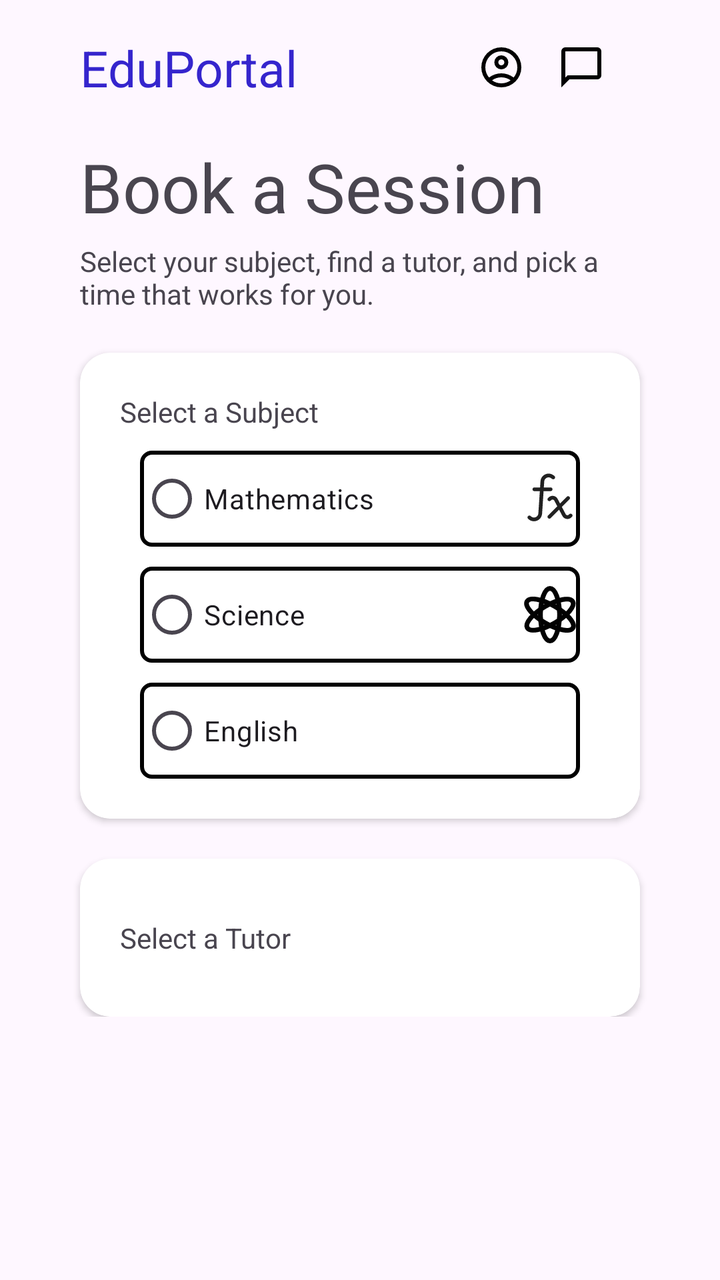
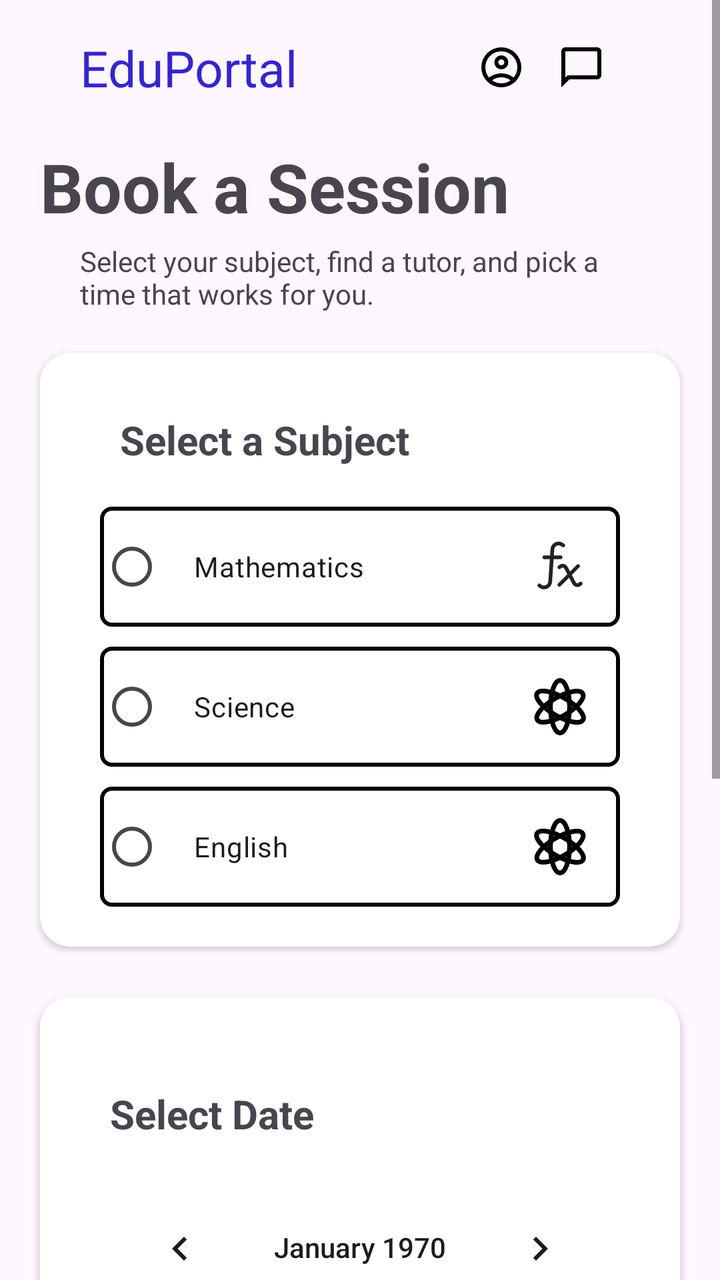

An Android layout rendered at two revisions. The XML below is the earlier revision; the diff shows what the commit changed to produce the second picture.
<!-- AndroidManifest.xml: application theme Theme.MyTutor -->
<!-- res/layout/fragment_booking.xml -->
<?xml version="1.0" encoding="utf-8"?>
<RelativeLayout xmlns:android="http://schemas.android.com/apk/res/android"
    xmlns:tools="http://schemas.android.com/tools"
    android:layout_width="match_parent"
    android:layout_height="match_parent"
    xmlns:app="http://schemas.android.com/apk/res-auto"
    tools:context=".BookingFragment">

    
    <ScrollView
        android:layout_width="match_parent"
        android:layout_height="match_parent">

        <LinearLayout
            android:layout_width="match_parent"
            android:layout_height="match_parent"
            android:orientation="vertical" >
            <LinearLayout
                android:layout_width="match_parent"
                android:layout_height="wrap_content"
                android:layout_marginTop="17dp"
                android:layout_marginHorizontal="40dp"
                android:orientation="horizontal">
                <TextView
                    android:layout_width="wrap_content"
                    android:layout_height="wrap_content"
                    android:textColor="@color/btn"
                    android:text="EduPortal"
                    android:textSize="25sp"/>

                <TextView
                    android:layout_width="wrap_content"
                    android:layout_height="wrap_content"
                    android:textSize="25sp"
                    android:layout_marginStart="90dp"
                    android:drawableLeft="@drawable/outline_account_circle_24"/>
                <TextView
                    android:layout_width="wrap_content"
                    android:layout_height="wrap_content"
                    android:textSize="25sp"
                    android:layout_marginStart="16dp"
                    android:drawableLeft="@drawable/outline_chat_bubble_24"/>
                <TextView
                    android:layout_width="wrap_content"
                    android:layout_height="wrap_content"
                    android:textSize="25sp"
                    android:layout_marginStart="16dp"
                    android:drawableLeft="@drawable/outline_account_circle_24"/>

            </LinearLayout>

            <TextView
                android:layout_width="wrap_content"
                android:layout_height="wrap_content"
                android:layout_marginHorizontal="40dp"
                android:layout_marginTop="20dp"
                android:text="Book a Session"
                android:textSize="34sp" />
            <TextView
                android:layout_width="wrap_content"
                android:layout_height="wrap_content"
                android:layout_marginHorizontal="40dp"
                android:layout_marginTop="5dp"
                android:text="Select your subject, find a tutor, and pick a time that works for you.         "
                android:textSize="14sp" />

            <androidx.cardview.widget.CardView
                android:layout_width="match_parent"
                android:layout_height="wrap_content"
                android:layout_marginHorizontal="40dp"
                app:cardCornerRadius="15dp"
                android:layout_marginTop="20dp">
                <LinearLayout
                    android:layout_width="match_parent"
                    android:layout_height="match_parent"
                    android:orientation="vertical"
                    android:padding="20dp">
                    <TextView
                        android:layout_width="wrap_content"
                        android:layout_height="wrap_content"
                        android:text="Select a Subject"/>

                    <LinearLayout
                        android:layout_width="match_parent"
                        android:layout_height="wrap_content"
                        android:orientation="vertical">

                        <RadioGroup
                            android:layout_width="match_parent"
                            android:layout_height="match_parent" >
                            <RadioButton
                                android:layout_width="match_parent"
                                android:layout_height="wrap_content"
                                android:background="@drawable/boarders"
                                android:drawableRight="@drawable/math_formula_svgrepo_com"
                                android:text="Mathematics"
                                android:layout_marginHorizontal="10dp"
                                android:layout_marginTop="10dp" />
                            <RadioButton
                                android:layout_width="match_parent"
                                android:layout_height="wrap_content"
                                android:background="@drawable/boarders"
                                android:drawableRight="@drawable/science_svgrepo_com"
                                android:text="Science"
                                android:layout_marginHorizontal="10dp"
                                android:layout_marginTop="10dp" />
                            <RadioButton
                                android:layout_width="match_parent"
                                android:layout_height="wrap_content"
                                android:background="@drawable/boarders"
                                android:text="English"
                                android:layout_marginHorizontal="10dp"
                                android:layout_marginTop="10dp" />

                        </RadioGroup>
                    </LinearLayout>

                </LinearLayout>
            </androidx.cardview.widget.CardView>

            <androidx.cardview.widget.CardView
                android:layout_width="match_parent"
                android:layout_height="wrap_content"
                android:layout_marginHorizontal="40dp"
                app:cardCornerRadius="15dp"
                android:layout_marginTop="20dp">
                <LinearLayout
                    android:layout_width="match_parent"
                    android:layout_height="match_parent"
                    android:orientation="vertical"
                    android:padding="20dp">
                    <TextView
                        android:layout_width="wrap_content"
                        android:layout_height="wrap_content"
                        android:layout_marginVertical="10dp"
                        android:text="Select a Tutor"/>

                    <LinearLayout
                        android:layout_width="match_parent"
                        android:layout_height="wrap_content"
                        android:orientation="vertical">

                        <ListView
                            android:layout_width="match_parent"
                            android:layout_height="wrap_content"/>
                    </LinearLayout>

                </LinearLayout>
            </androidx.cardview.widget.CardView>






        </LinearLayout>
    </ScrollView>



</RelativeLayout>
<!-- resources referenced by this layout -->
<resources>
  <color name="btn">#3525CD</color>
  <!-- drawable boarders (drawable) -->
  <?xml version="1.0" encoding="utf-8"?>
  <shape xmlns:android="http://schemas.android.com/apk/res/android"
      android:shape="rectangle">
  
      <solid android:color="@android:color/transparent" />
  
      <stroke
          android:width="2dp"
          android:color="@color/black" />
  
      
      <corners android:radius="5dp" />
  
  </shape>
  <!-- drawable outline_account_circle_24 (drawable) -->
  <vector xmlns:android="http://schemas.android.com/apk/res/android" android:height="24dp" android:tint="#000000" android:viewportHeight="960" android:viewportWidth="960" android:width="24dp">
        
      <path android:fillColor="@android:color/white" android:pathData="M234,684Q285,645 348,622.5Q411,600 480,600Q549,600 612,622.5Q675,645 726,684Q761,643 780.5,591Q800,539 800,480Q800,347 706.5,253.5Q613,160 480,160Q347,160 253.5,253.5Q160,347 160,480Q160,539 179.5,591Q199,643 234,684ZM380.5,479.5Q340,439 340,380Q340,321 380.5,280.5Q421,240 480,240Q539,240 579.5,280.5Q620,321 620,380Q620,439 579.5,479.5Q539,520 480,520Q421,520 380.5,479.5ZM480,880Q397,880 324,848.5Q251,817 197,763Q143,709 111.5,636Q80,563 80,480Q80,397 111.5,324Q143,251 197,197Q251,143 324,111.5Q397,80 480,80Q563,80 636,111.5Q709,143 763,197Q817,251 848.5,324Q880,397 880,480Q880,563 848.5,636Q817,709 763,763Q709,817 636,848.5Q563,880 480,880ZM580,784.5Q627,769 666,740Q627,711 580,695.5Q533,680 480,680Q427,680 380,695.5Q333,711 294,740Q333,769 380,784.5Q427,800 480,800Q533,800 580,784.5ZM523,423Q540,406 540,380Q540,354 523,337Q506,320 480,320Q454,320 437,337Q420,354 420,380Q420,406 437,423Q454,440 480,440Q506,440 523,423ZM480,380Q480,380 480,380Q480,380 480,380Q480,380 480,380Q480,380 480,380Q480,380 480,380Q480,380 480,380Q480,380 480,380Q480,380 480,380ZM480,740Q480,740 480,740Q480,740 480,740Q480,740 480,740Q480,740 480,740Q480,740 480,740Q480,740 480,740Q480,740 480,740Q480,740 480,740Z"/>
      
  </vector>
  <!-- drawable outline_chat_bubble_24 (drawable) -->
  <vector xmlns:android="http://schemas.android.com/apk/res/android" android:height="24dp" android:tint="#000000" android:viewportHeight="960" android:viewportWidth="960" android:width="24dp">
        
      <path android:fillColor="@android:color/white" android:pathData="M80,880L80,160Q80,127 103.5,103.5Q127,80 160,80L800,80Q833,80 856.5,103.5Q880,127 880,160L880,640Q880,673 856.5,696.5Q833,720 800,720L240,720L80,880ZM206,640L800,640Q800,640 800,640Q800,640 800,640L800,160Q800,160 800,160Q800,160 800,160L160,160Q160,160 160,160Q160,160 160,160L160,685L206,640ZM160,640L160,640L160,160Q160,160 160,160Q160,160 160,160L160,160Q160,160 160,160Q160,160 160,160L160,640Q160,640 160,640Q160,640 160,640Z"/>
      
  </vector>
  <!-- drawable science_svgrepo_com (drawable) -->
  <vector xmlns:android="http://schemas.android.com/apk/res/android"
      android:width="30dp"
      android:height="30dp"
      android:viewportWidth="24"
      android:viewportHeight="24">
    <path
        android:pathData="M8.18,12a3.82,10.5 0,1 0,7.64 0a3.82,10.5 0,1 0,-7.64 0z"
        android:strokeWidth="1.91"
        android:fillColor="#00000000"
        android:strokeColor="#020202"/>
    <path
        android:pathData="M10.092,15.306a3.82,10.5 120,1 0,3.82 -6.616a3.82,10.5 120,1 0,-3.82 6.616z"
        android:strokeWidth="1.91"
        android:fillColor="#00000000"
        android:strokeColor="#020202"/>
    <path
        android:pathData="M2.909,17.252a3.82,10.5 60,1 0,18.187 -10.5a3.82,10.5 60,1 0,-18.187 10.5z"
        android:strokeWidth="1.91"
        android:fillColor="#00000000"
        android:strokeColor="#020202"/>
  </vector>
  <style name="Theme.MyTutor" parent="Base.Theme.MyTutor" />
  <color name="black">#FF000000</color>
  <style name="Base.Theme.MyTutor" parent="Theme.Material3.DayNight.NoActionBar">
          
          
      </style>
  <!-- unchanged entries left out for length: 1 -->
</resources>

<!-- the commit's change to res/layout/fragment_booking.xml (unified diff, before → after) -->
@@ -52,9 +52,10 @@
             <TextView
                 android:layout_width="wrap_content"
                 android:layout_height="wrap_content"
-                android:layout_marginHorizontal="40dp"
+                android:layout_marginHorizontal="20dp"
                 android:layout_marginTop="20dp"
                 android:text="Book a Session"
+                android:textStyle="bold"
                 android:textSize="34sp" />
             <TextView
                 android:layout_width="wrap_content"
@@ -63,6 +64,108 @@
                 android:layout_marginTop="5dp"
                 android:text="Select your subject, find a tutor, and pick a time that works for you.         "
                 android:textSize="14sp" />
+
+            <androidx.cardview.widget.CardView
+                android:layout_width="match_parent"
+                android:layout_height="wrap_content"
+                android:layout_marginHorizontal="20dp"
+                app:cardCornerRadius="15dp"
+                android:layout_marginTop="20dp">
+                <LinearLayout
+                    android:layout_width="match_parent"
+                    android:layout_height="match_parent"
+                    android:orientation="vertical"
+                    android:padding="20dp">
+                    <TextView
+                        android:layout_width="wrap_content"
+                        android:layout_height="wrap_content"
+                        android:layout_marginHorizontal="20dp"
+                        android:layout_marginVertical="10dp"
+                        android:textStyle="bold"
+                        android:textSize="20sp"
+                        android:text="Select a Subject"/>
+
+                    <LinearLayout
+                        android:layout_width="match_parent"
+                        android:layout_height="wrap_content"
+                        android:orientation="vertical">
+
+                        <RadioGroup
+                            android:layout_width="match_parent"
+                            android:layout_height="wrap_content" >
+                            <RadioButton
+                                android:layout_width="match_parent"
+                                android:layout_height="wrap_content"
+                                android:background="@drawable/boarders"
+                                android:drawableRight="@drawable/math_formula_svgrepo_com"
+                                android:text="Mathematics"
+                                android:layout_marginHorizontal="10dp"
+                                android:paddingVertical="15dp"
+                                android:paddingHorizontal="15dp"
+                                android:layout_marginTop="10dp" />
+                            <RadioButton
+                                android:layout_width="match_parent"
+                                android:layout_height="wrap_content"
+                                android:background="@drawable/boarders"
+                                android:drawableRight="@drawable/science_svgrepo_com"
+                                android:text="Science"
+                                android:paddingVertical="15dp"
+                                android:paddingHorizontal="15dp"
+                                android:layout_marginHorizontal="10dp"
+                                android:layout_marginTop="10dp" />
+                            <RadioButton
+                                android:layout_width="match_parent"
+                                android:layout_height="wrap_content"
+                                android:background="@drawable/boarders"
+                                android:drawableRight="@drawable/science_svgrepo_com"
+                                android:text="English"
+                                android:paddingVertical="15dp"
+                                android:paddingHorizontal="15dp"
+                                android:layout_marginHorizontal="10dp"
+                                android:layout_marginTop="10dp" />
+
+                        </RadioGroup>
+                    </LinearLayout>
+
+                </LinearLayout>
+            </androidx.cardview.widget.CardView>
+
+            <androidx.cardview.widget.CardView
+                android:layout_width="match_parent"
+                android:layout_height="wrap_content"
+                android:layout_marginTop="25dp"
+                android:layout_marginHorizontal="20dp"
+                app:cardCornerRadius="15dp">
+
+                <LinearLayout
+                    android:layout_width="match_parent"
+                    android:layout_height="wrap_content"
+                    android:layout_marginVertical="25dp"
+                    android:orientation="vertical"
+                    android:paddingHorizontal="15dp">
+
+                    
+                    <TextView
+                        android:layout_width="match_parent"
+                        android:layout_height="wrap_content"
+                        android:layout_marginHorizontal="20dp"
+                        android:layout_marginTop="20dp"
+                        android:text="Select Date"
+                        android:textSize="20sp"
+                        android:textStyle="bold" />
+                    <CalendarView
+                        android:id="@+id/calendarView"
+                        android:layout_width="match_parent"
+                        android:layout_height="wrap_content"
+                        android:layout_marginStart="20dp"
+                        android:layout_marginTop="20dp"
+                        android:layout_marginEnd="20dp"
+                        android:nestedScrollingEnabled="false" />
+
+
+                </LinearLayout>
+
+            </androidx.cardview.widget.CardView>
 
             <androidx.cardview.widget.CardView
                 android:layout_width="match_parent"
@@ -78,60 +181,6 @@
                     <TextView
                         android:layout_width="wrap_content"
                         android:layout_height="wrap_content"
-                        android:text="Select a Subject"/>
-
-                    <LinearLayout
-                        android:layout_width="match_parent"
-                        android:layout_height="wrap_content"
-                        android:orientation="vertical">
-
-                        <RadioGroup
-                            android:layout_width="match_parent"
-                            android:layout_height="match_parent" >
-                            <RadioButton
-                                android:layout_width="match_parent"
-                                android:layout_height="wrap_content"
-                                android:background="@drawable/boarders"
-                                android:drawableRight="@drawable/math_formula_svgrepo_com"
-                                android:text="Mathematics"
-                                android:layout_marginHorizontal="10dp"
-                                android:layout_marginTop="10dp" />
-                            <RadioButton
-                                android:layout_width="match_parent"
-                                android:layout_height="wrap_content"
-                                android:background="@drawable/boarders"
-                                android:drawableRight="@drawable/science_svgrepo_com"
-                                android:text="Science"
-                                android:layout_marginHorizontal="10dp"
-                                android:layout_marginTop="10dp" />
-                            <RadioButton
-                                android:layout_width="match_parent"
-                                android:layout_height="wrap_content"
-                                android:background="@drawable/boarders"
-                                android:text="English"
-                                android:layout_marginHorizontal="10dp"
-                                android:layout_marginTop="10dp" />
-
-                        </RadioGroup>
-                    </LinearLayout>
-
-                </LinearLayout>
-            </androidx.cardview.widget.CardView>
-
-            <androidx.cardview.widget.CardView
-                android:layout_width="match_parent"
-                android:layout_height="wrap_content"
-                android:layout_marginHorizontal="40dp"
-                app:cardCornerRadius="15dp"
-                android:layout_marginTop="20dp">
-                <LinearLayout
-                    android:layout_width="match_parent"
-                    android:layout_height="match_parent"
-                    android:orientation="vertical"
-                    android:padding="20dp">
-                    <TextView
-                        android:layout_width="wrap_content"
-                        android:layout_height="wrap_content"
                         android:layout_marginVertical="10dp"
                         android:text="Select a Tutor"/>
 
